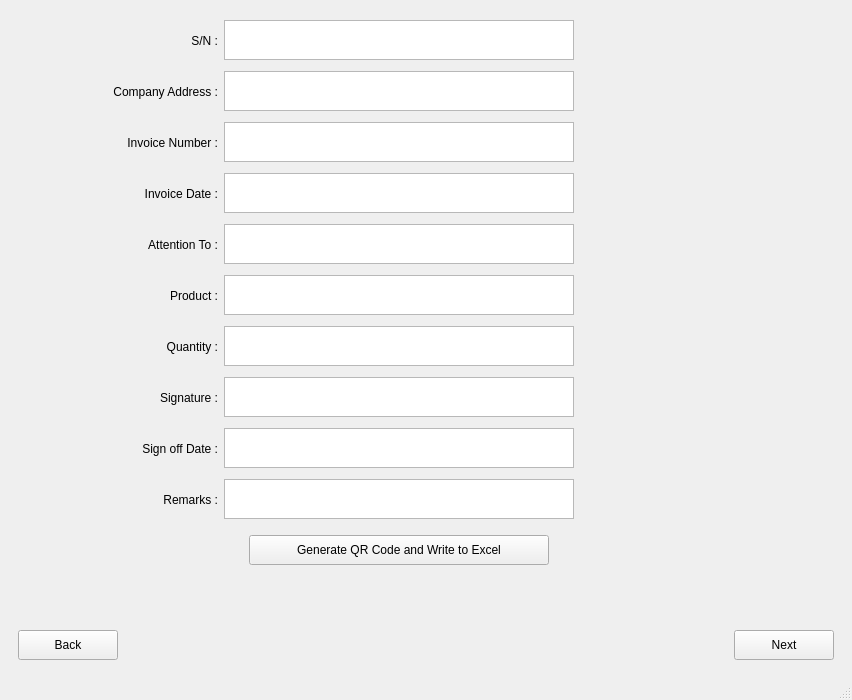
Above: Trace.ui from ben-wsh10/Product_Traceability before the change. Below: the same form after it.
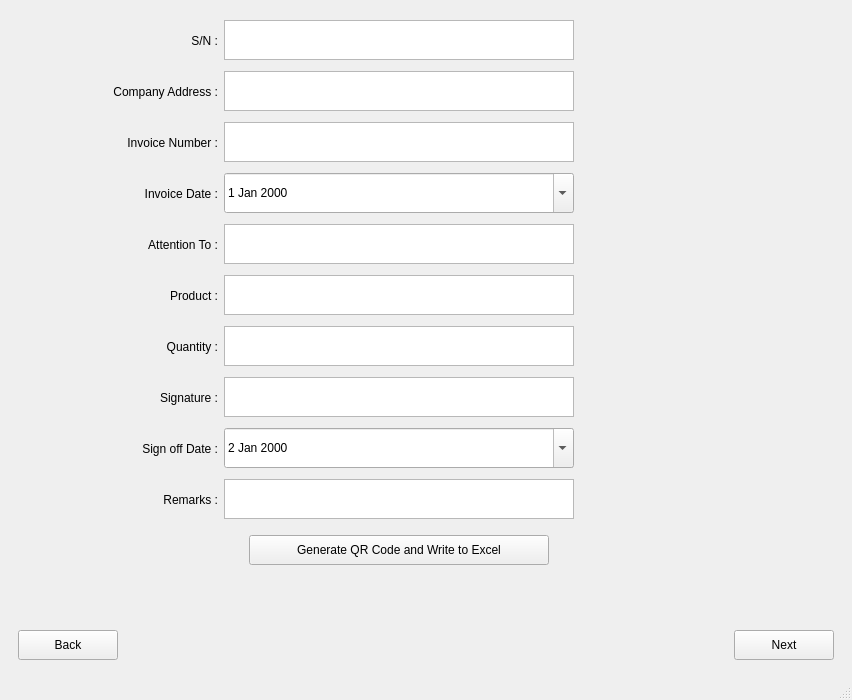
That is the form after the change. The open tabs and pages were chosen to show the change.

Commit message: fix date format

```diff
--- a/Trace.ui
+++ b/Trace.ui
@@ -833,7 +833,7 @@
                    </widget>
                   </item>
                   <item>
-                   <widget class="QPlainTextEdit" name="iDateTextEdit">
+                   <widget class="QDateEdit" name="iDateEdit">
                     <property name="sizePolicy">
                      <sizepolicy hsizetype="Minimum" vsizetype="Minimum">
                       <horstretch>0</horstretch>
@@ -842,7 +842,7 @@
                     </property>
                     <property name="minimumSize">
                      <size>
-                      <width>350</width>
+                      <width>349</width>
                       <height>40</height>
                      </size>
                     </property>
@@ -852,6 +852,15 @@
                       <height>40</height>
                      </size>
                     </property>
+                    <property name="readOnly">
+                     <bool>false</bool>
+                    </property>
+                    <property name="buttonSymbols">
+                     <enum>QAbstractSpinBox::UpDownArrows</enum>
+                    </property>
+                    <property name="calendarPopup">
+                     <bool>true</bool>
+                    </property>
                    </widget>
                   </item>
                  </layout>
@@ -1118,7 +1127,7 @@
                    </widget>
                   </item>
                   <item>
-                   <widget class="QPlainTextEdit" name="sODateTextEdit">
+                   <widget class="QDateEdit" name="sODateEdit">
                     <property name="sizePolicy">
                      <sizepolicy hsizetype="Minimum" vsizetype="Minimum">
                       <horstretch>0</horstretch>
@@ -1137,6 +1146,22 @@
                       <height>40</height>
                      </size>
                     </property>
+                    <property name="readOnly">
+                     <bool>false</bool>
+                    </property>
+                    <property name="dateTime">
+                     <datetime>
+                      <hour>0</hour>
+                      <minute>0</minute>
+                      <second>0</second>
+                      <year>2000</year>
+                      <month>1</month>
+                      <day>2</day>
+                     </datetime>
+                    </property>
+                    <property name="calendarPopup">
+                     <bool>true</bool>
+                    </property>
                    </widget>
                   </item>
                  </layout>
```
Left out of the diff: 2 changed lines with no effect on the pictures. The commit also changes 2 other files.
